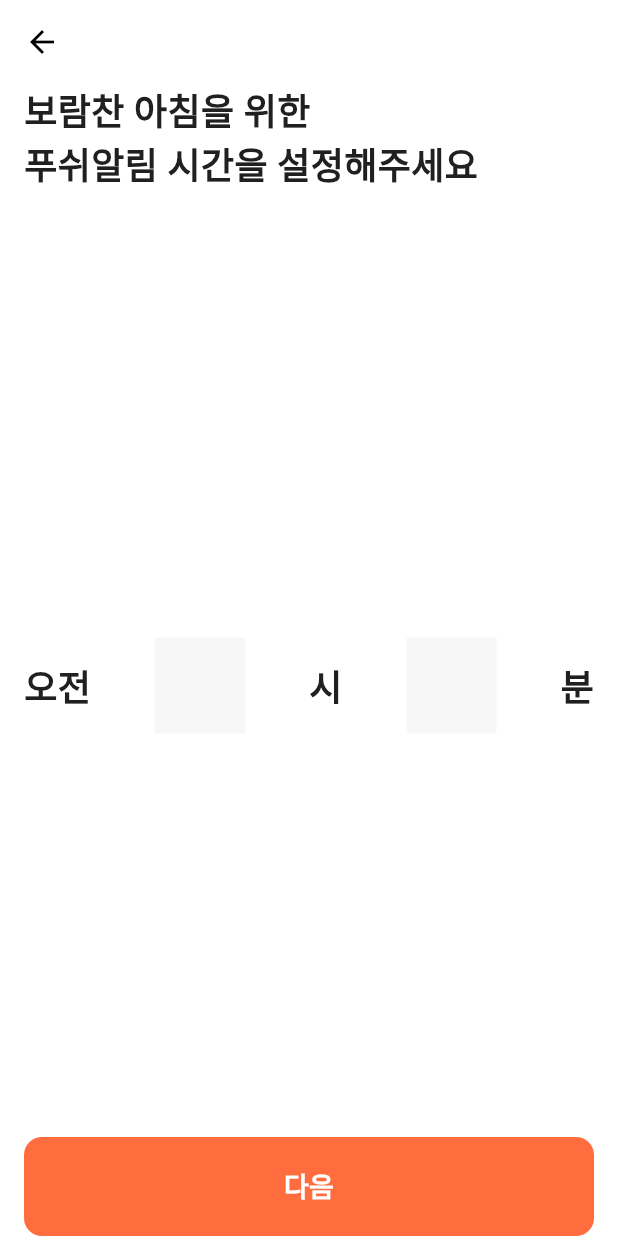
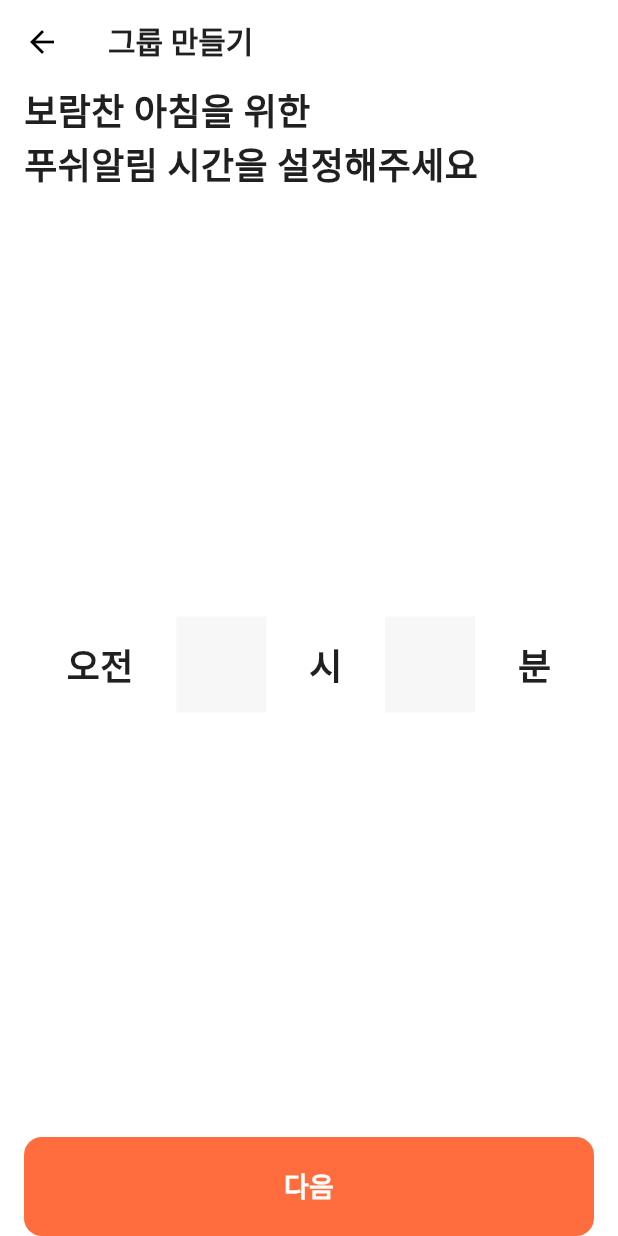
Before and after one commit to hajithon/team1-mobile, a Flutter app: the GroupCreateNameScreen screen opened by its route, after a tap on "다음", on a phone screen of 412 x 824 dp. Run offline on Flutter 3.47's test engine with Material 3 defaults, Android fonts, the phone set to English and light mode, and no system bars; our stand-ins replace dio, flutter_secure_storage, flutter_speed_dial, get, hive, image_picker and 1 more; accounts and stored records are empty; network calls fail.

Commit message:
feat: group complete 페이지 작업

```diff
--- a/lib/pages/group/group_create/group_create_name_screen.dart
+++ b/lib/pages/group/group_create/group_create_name_screen.dart
@@ -21,6 +21,7 @@ class _GroupCreateNameScreenState extends State<GroupCreateNameScreen> {
   @override
   Widget build(BuildContext context) {
     return DefaultLayout(
+      title: '그룹 만들기',
       child: Column(
         crossAxisAlignment: CrossAxisAlignment.stretch,
         children: [
--- a/lib/pages/group/group_create/group_create_time_screen.dart
+++ b/lib/pages/group/group_create/group_create_time_screen.dart
@@ -4,6 +4,7 @@ import 'package:hajithon_teami_flutter_app/component/common/custom_elevated_butt
 import 'package:hajithon_teami_flutter_app/component/common/custom_text_form_field.dart';
 import 'package:hajithon_teami_flutter_app/component/common/custom_text_style.dart';
 import 'package:hajithon_teami_flutter_app/pages/common/default_layout.dart';
+import 'package:hajithon_teami_flutter_app/pages/group/group_create/group_create_complete_screen.dart';
 
 class GroupCreateTimeScreen extends StatelessWidget {
   static const String routeName = '/create/group_create_time';
@@ -13,6 +14,7 @@ class GroupCreateTimeScreen extends StatelessWidget {
   @override
   Widget build(BuildContext context) {
     return DefaultLayout(
+      title: '그룹 만들기',
       child: Column(
         crossAxisAlignment: CrossAxisAlignment.stretch,
         children: [
@@ -20,12 +22,9 @@ class GroupCreateTimeScreen extends StatelessWidget {
             '보람찬 아침을 위한\n푸쉬알림 시간을 설정해주세요',
             style: TextStyles.titleTextStyle,
           ),
-          const SizedBox(
-            height: 28.0,
-          ),
           Expanded(
               child: Row(
-            mainAxisAlignment: MainAxisAlignment.spaceBetween,
+            mainAxisAlignment: MainAxisAlignment.spaceEvenly,
             children: [
               const Text('오전', style: TextStyles.titleTextStyle),
               SizedBox(
@@ -51,7 +50,7 @@ class GroupCreateTimeScreen extends StatelessWidget {
           CustomElevatedButton(
             text: '다음',
             onPressed: () => Get.toNamed(
-              GroupCreateTimeScreen.routeName,
+              GroupCreateCompleteScreen.routeName,
             ),
           ),
         ],
--- a/lib/routes/routes.dart
+++ b/lib/routes/routes.dart
@@ -1,5 +1,6 @@
 import 'package:get/get.dart';
 import 'package:hajithon_teami_flutter_app/core/middleware/login.dart';
+import 'package:hajithon_teami_flutter_app/pages/group/group_create/group_create_complete_screen.dart';
 import 'package:hajithon_teami_flutter_app/pages/group/group_create/group_create_name_screen.dart';
 import 'package:hajithon_teami_flutter_app/pages/group/group_create/group_create_time_screen.dart';
 import 'package:hajithon_teami_flutter_app/pages/home/home_screen.dart';
@@ -39,5 +40,9 @@ class AppPages {
       name: GroupCreateTimeScreen.routeName,
       page: () => const GroupCreateTimeScreen(),
     ),
+    GetPage(
+      name: GroupCreateCompleteScreen.routeName,
+      page: () => const GroupCreateCompleteScreen(),
+    )
   ];
 }
```
Also changed, not shown: lib/pages/group/group_create/group_create_complete_screen.dart (added, +54 -0 lines), 1 other file.
